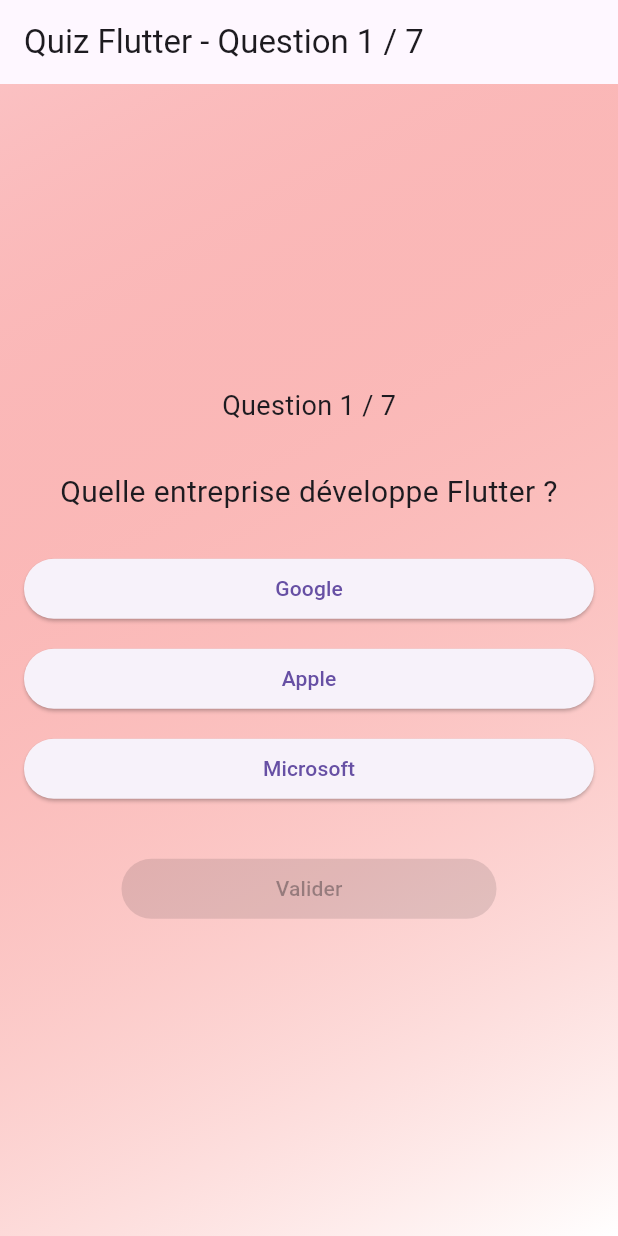
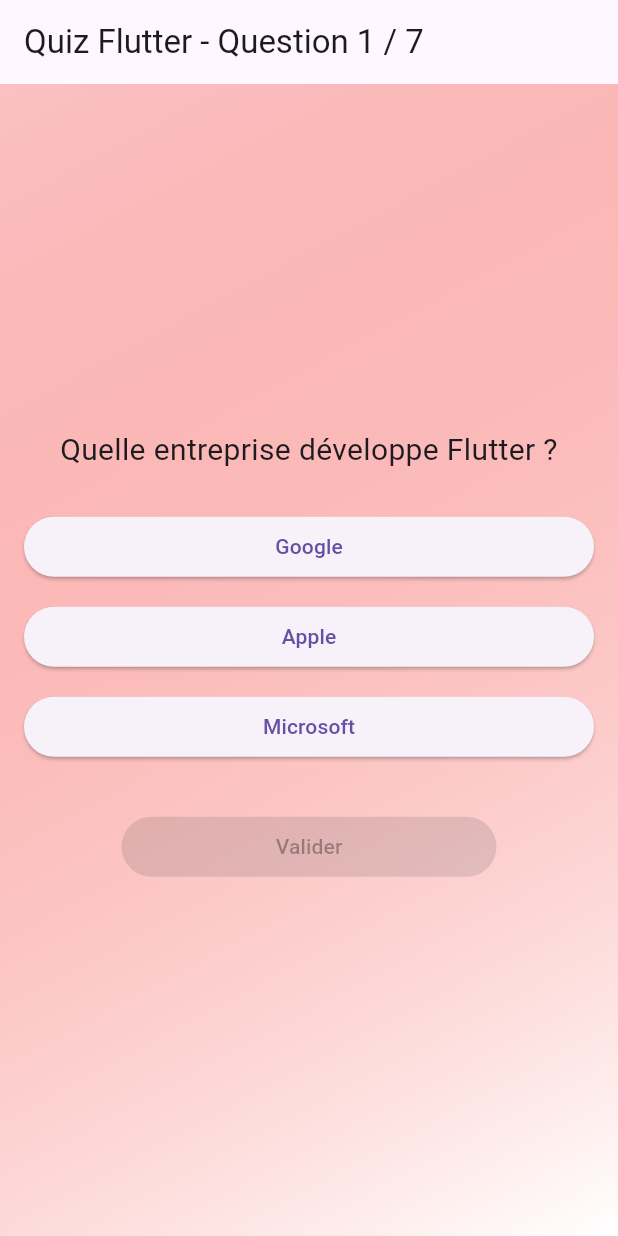
Before and after one commit to FlorianMMI/tp2_florian_bounissou, a Flutter app: the screen it shows after launch, on a phone screen of 412 x 824 dp. Run offline on Flutter 3.47's test engine with Material 3 defaults, Android fonts, the phone set to English and light mode, and no system bars; our stand-ins replace share_plus.

Commit message:
Supression d'un doublons

```diff
--- a/lib/quiz_page.dart
+++ b/lib/quiz_page.dart
@@ -238,9 +238,6 @@
             : Column(
           mainAxisAlignment: MainAxisAlignment.center,
           children: [
-            Text('Question ${currentQuestion + 1} / $totalQuestions',
-                style: const TextStyle(fontSize: 18)),
-            const SizedBox(height: 30),
             QuestionText(questionText: question.question),
             const SizedBox(height: 20),
             // On génère les boutons de réponse directement ici
```
